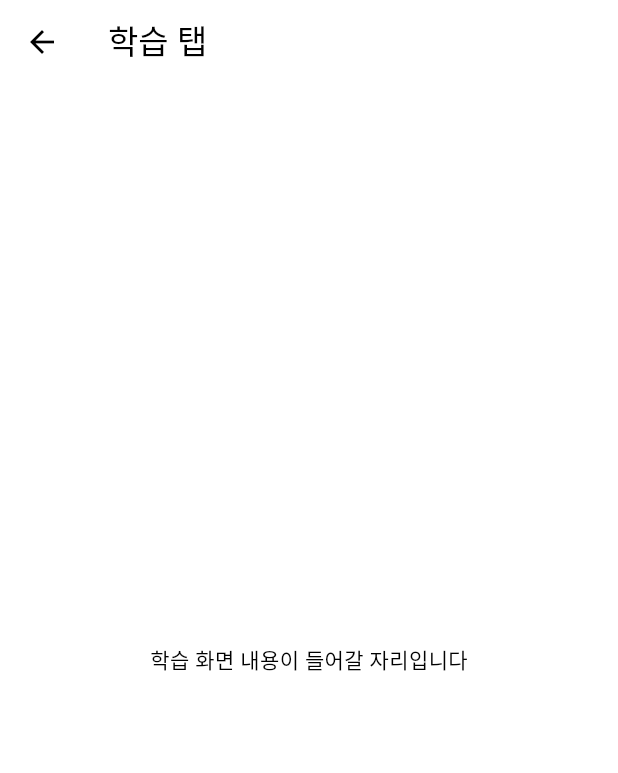
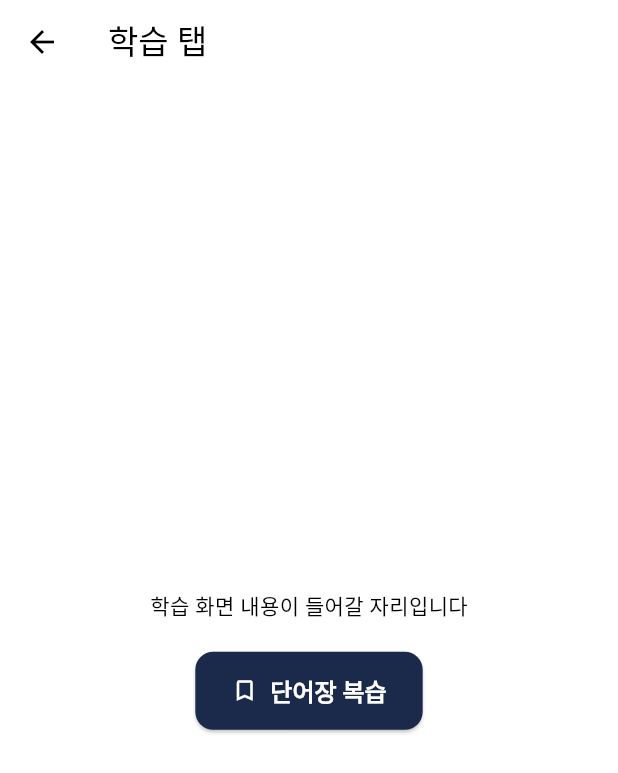
Before and after one commit to Salkogi07/OpenSoftware-Project, a Flutter app: the StudyScreen screen opened directly, on a phone screen of 412 x 824 dp. Shown: the top 773 px of the screen. Run offline on Flutter 3.47's test engine with Material 3 defaults, Android fonts, the phone set to English and light mode, and no system bars; our stand-ins replace supabase_flutter; accounts and stored records are empty.

Commit message:
[Add] 학습 탭에 단어장 복습 버튼으로 어휘장 화면 연결
Co-Authored-By: Claude Opus 5.5 <noreply@anthropic.com>

```diff
--- a/lib/main_navigation_screen.dart
+++ b/lib/main_navigation_screen.dart
@@ -1,5 +1,6 @@
 import 'package:flutter/material.dart';
 import 'theme.dart';
+import 'vocabulary_screen.dart';
 
 class MainNavigationScreen extends StatefulWidget {
   const MainNavigationScreen({super.key});
@@ -93,7 +94,25 @@ class HomeScreen extends StatelessWidget {
 class StudyScreen extends StatelessWidget {
   const StudyScreen({super.key});
   @override
-  Widget build(BuildContext context) => Scaffold(appBar: AppBar(title: const Text('학습 탭')), body: const Center(child: Text('학습 화면 내용이 들어갈 자리입니다')));
+  Widget build(BuildContext context) => Scaffold(
+        appBar: AppBar(title: const Text('학습 탭')),
+        body: Center(
+          child: Column(
+            mainAxisAlignment: MainAxisAlignment.center,
+            children: [
+              const Text('학습 화면 내용이 들어갈 자리입니다'),
+              const SizedBox(height: 20),
+              ElevatedButton.icon(
+                onPressed: () => Navigator.of(context).push(
+                  MaterialPageRoute(builder: (context) => const VocabularyScreen()),
+                ),
+                icon: const Icon(Icons.bookmark_outline),
+                label: const Text('단어장 복습'),
+              ),
+            ],
+          ),
+        ),
+      );
 }
 
 class RecordScreen extends StatelessWidget {
```
Also changed, not shown: 1 other file.
